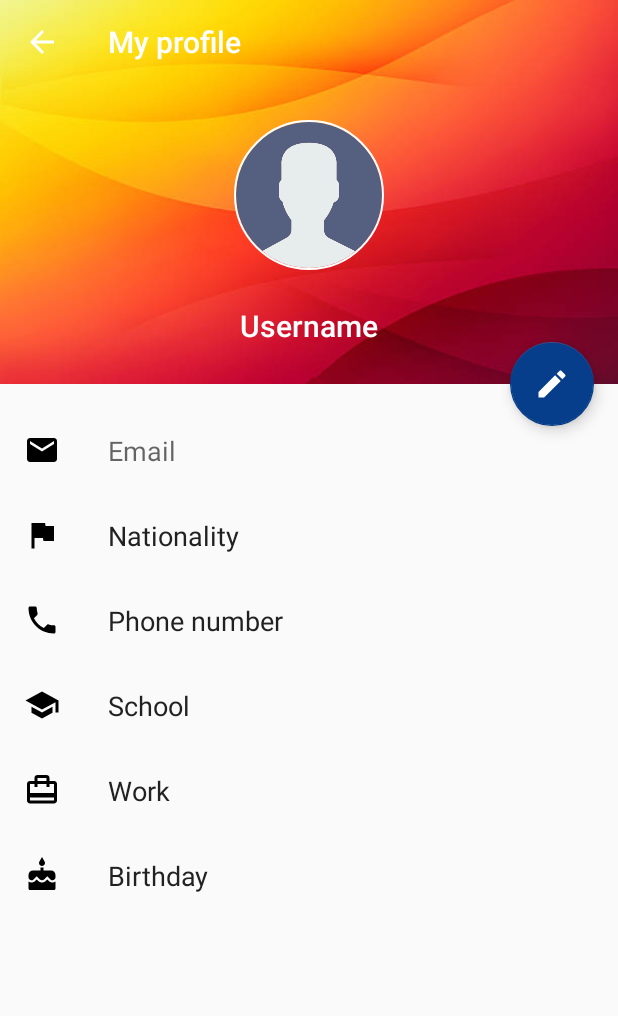
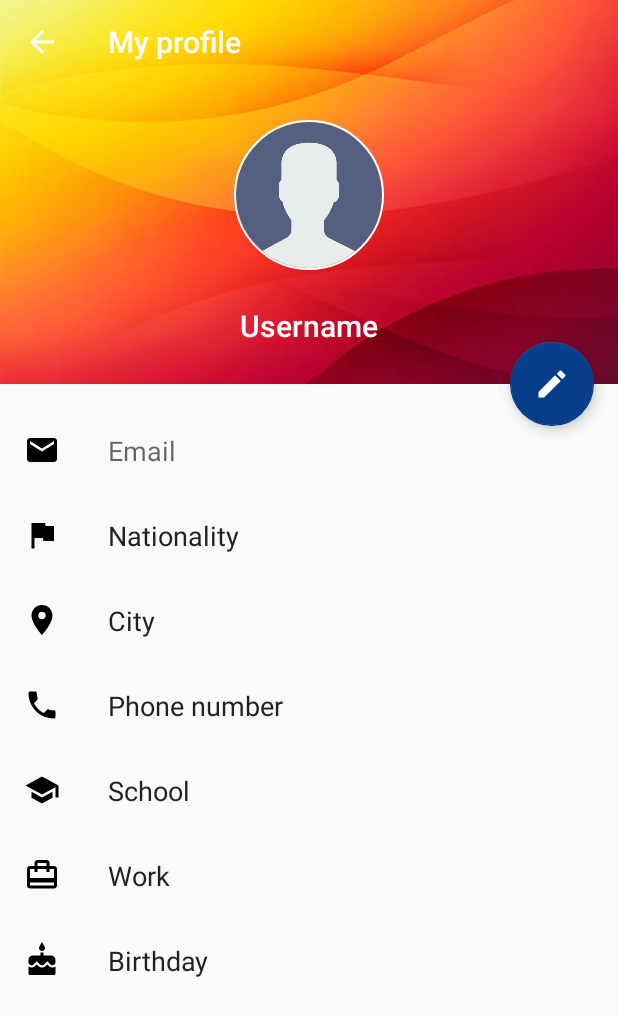
Before and after one commit to Nayriva/whatsGoingOn, an Android app: the screen it shows after launch once a user with an empty profile is signed in (MyProfileActivity), in the side drawer, after a tap on "My profile", on a phone screen of 412 x 824 dp. Shown: the top 1016 px of the screen. Run offline under Robolectric (Android 15) with nearby library versions, the phone set to English and light mode, and no system bars; our stand-ins replace ButterKnife, CircleImageView, Firebase (no records; nobody signed in at launch, a user with empty details on screens opened directly), Picasso; libraries missing offline, so code that uses them is left out: com.amulyakhare.textdrawable, com.facebook, com.facebook.login, com.mvc.imagepicker, org.alljoyn.bus; pictures from the network do not load; 17 statements that could not run were skipped.

Commit message:
Added city in my profile

```diff
--- a/app/src/main/java/ee/ut/madp/whatsgoingon/ModelFactory.java
+++ b/app/src/main/java/ee/ut/madp/whatsgoingon/ModelFactory.java
@@ -12,9 +12,9 @@ public class ModelFactory {
     }
 
     public static User createUserProfiled(String id, String name, String email, String photo,
-                                          String nationality, String phoneNumber, String school,
+                                          String nationality, String city, String phoneNumber, String school,
                                           String work, Date birthday) {
-        return  new User(id, name, email, photo, nationality, phoneNumber, school, work, birthday);
+        return new User(id, name, email, photo, nationality, city, phoneNumber, school, work, birthday);
     }
 
     public static Event createNewEvent(String id, String name, String place, String description, long date, String owner, long dateTime) {
--- a/app/src/main/java/ee/ut/madp/whatsgoingon/activities/MainActivity.java
+++ b/app/src/main/java/ee/ut/madp/whatsgoingon/activities/MainActivity.java
@@ -210,7 +210,7 @@ public class MainActivity extends AppCompatActivity
                 Log.d(TAG, "Retrieving user with uid " + getUserId());
                 User user = dataSnapshot.getValue(User.class);
 
-                setupDataForDrawer(user.getName(), user.getEmail(), user.getPhoto());
+                // setupDataForDrawer(user.getName(), user.getEmail(), user.getPhoto());
             }
 
             @Override
--- a/app/src/main/java/ee/ut/madp/whatsgoingon/activities/MyProfileActivity.java
+++ b/app/src/main/java/ee/ut/madp/whatsgoingon/activities/MyProfileActivity.java
@@ -54,6 +54,7 @@ public class MyProfileActivity extends AppCompatActivity implements Observer {
     private TextView username;
     private TextView email;
     private EditText nationality;
+    private EditText city;
     private EditText phoneNumber;
     private EditText school;
     private EditText work;
@@ -122,6 +123,7 @@ public class MyProfileActivity extends AppCompatActivity implements Observer {
         username = (TextView) findViewById(R.id.tw_username);
         email = (TextView) findViewById(R.id.et_email);
         nationality = (EditText) findViewById(R.id.et_nationality);
+        city = (EditText) findViewById(R.id.et_city);
         phoneNumber = (EditText) findViewById(R.id.et_phone_number);
         work = (EditText) findViewById(R.id.et_work);
         school = (EditText) findViewById(R.id.et_school);
@@ -166,6 +168,8 @@ public class MyProfileActivity extends AppCompatActivity implements Observer {
         }
         nationality.setText(user.getNationality() == null
                 ? "" : backupValues.get("nationality"));
+        city.setText(user.getNationality() == null
+                ? "" : backupValues.get("city"));
         phoneNumber.setText(user.getPhoneNumber() == null
                 ? "" : backupValues.get("phoneNumber"));
         work.setText(user.getWork() == null
@@ -184,6 +188,7 @@ public class MyProfileActivity extends AppCompatActivity implements Observer {
         backupValues.put("school", user.getSchool());
         backupValues.put("birthday", user.getBirthday());
         backupValues.put("photo", user.getPhoto());
+        backupValues.put("city", user.getCity());
     }
 
     private void setFABListeners() {
--- a/app/src/main/res/layout/content_scrolling.xml
+++ b/app/src/main/res/layout/content_scrolling.xml
@@ -65,6 +65,40 @@
                 android:layout_marginStart="@dimen/activity_horizontal_margin"
                 android:layout_toEndOf="@id/iw_nationality"
                 android:hint="@string/hint_nationality"
+                android:background="@android:color/transparent"
+                android:textAppearance="@style/TextAppearance.AppCompat.Medium"
+                android:textColor="#212121"
+                android:textColorHint="#212121"
+                android:inputType="text"/>
+
+
+        </RelativeLayout>
+
+
+        <!-- city -->
+        <RelativeLayout
+            android:layout_width="match_parent"
+            android:layout_height="wrap_content"
+            android:background="?android:selectableItemBackground"
+            android:clickable="true"
+            android:padding="@dimen/activity_horizontal_margin">
+
+            <ImageView
+                android:id="@+id/iv_city"
+                android:layout_width="wrap_content"
+                android:layout_height="wrap_content"
+                android:layout_centerVertical="true"
+                android:layout_marginEnd="@dimen/activity_horizontal_margin"
+                app:srcCompat="@drawable/ic_place"
+                tools:ignore="ContentDescription"/>
+
+            <EditText
+                android:id="@+id/et_city"
+                android:layout_width="wrap_content"
+                android:layout_height="wrap_content"
+                android:layout_marginStart="@dimen/activity_horizontal_margin"
+                android:layout_toEndOf="@id/iv_city"
+                android:hint="@string/hint_city"
                 android:background="@android:color/transparent"
                 android:textAppearance="@style/TextAppearance.AppCompat.Medium"
                 android:textColor="#212121"
--- a/app/src/main/res/values/strings.xml
+++ b/app/src/main/res/values/strings.xml
@@ -192,5 +192,6 @@
     <string name="join_event">Join event</string>
     <string name="hint_eventplace">Place</string>
     <string name="hint_enter_message">Enter your message</string>
+    <string name="hint_city">City</string>
 
 </resources>
```
Also changed, not shown: app/src/main/java/ee/ut/madp/whatsgoingon/models/User.java (+12 -1 lines).
